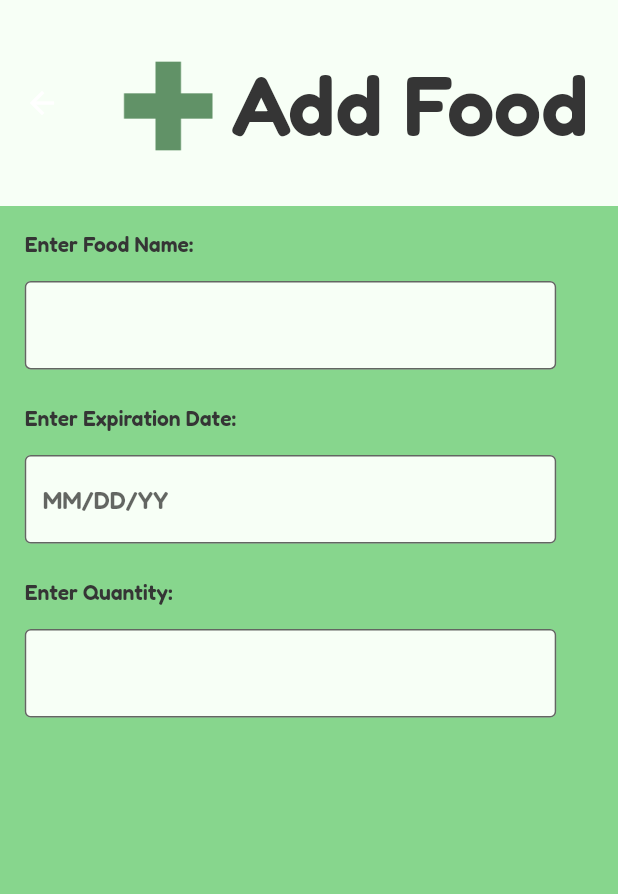
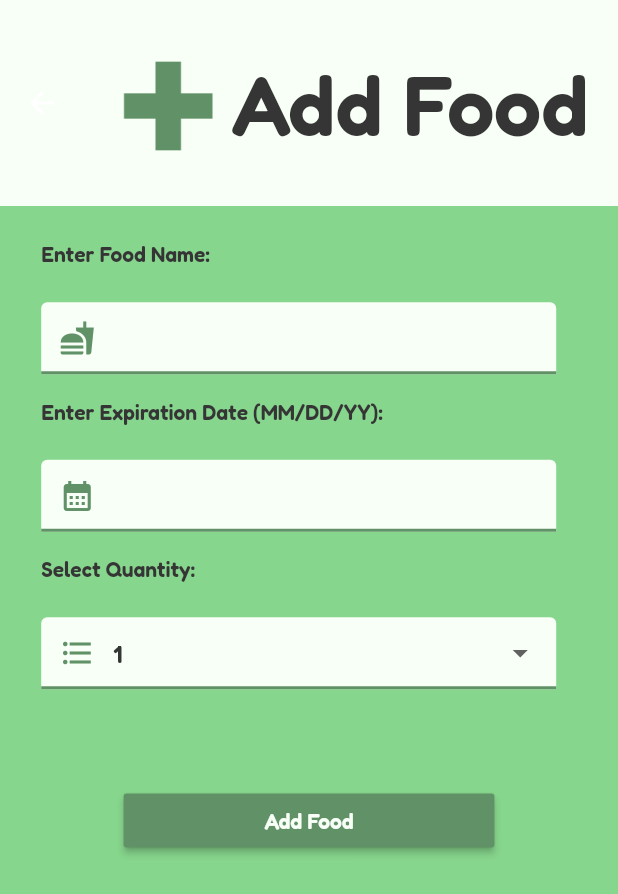
Before and after one commit to gitgudn00b/CSC-4330-Project, a Flutter app: the AddFood screen opened directly, on a phone screen of 412 x 824 dp. Shown: the top 894 px of the screen. Run offline on Flutter 3.47's test engine with Material 2 defaults, Android fonts, the light colour scheme and no system bars.

Commit message:
finished add food

```diff
--- a/lib/add_food/add_food.dart
+++ b/lib/add_food/add_food.dart
@@ -1,5 +1,6 @@
 import 'package:flutter/material.dart';
 import 'package:waste_protector/add_food/add_food_appbar.dart';
+import 'package:waste_protector/add_food/date_text_formatter.dart';
 
 class AddFood extends StatefulWidget {
   AddFood({super.key});
@@ -9,87 +10,211 @@ class AddFood extends StatefulWidget {
 }
 
 class _AddFoodState extends State<AddFood> {
+  final TextEditingController _foodNameController = TextEditingController();
+
+  final TextEditingController _expirationDateController =
+      TextEditingController();
+
+  final List<String> _labelTexts = [
+    "Enter Food Name:",
+    "Enter Food Name",
+    "Enter Expiration Date (MM/DD/YY):",
+    "Enter Expiration Date",
+    "Select Quantity:",
+    "Quantity",
+    "Submit",
+  ];
+
+  int _dropdownValue = 1;
+
+  String _foodName = "";
+  String _foodExpirationDate = "";
+  int _foodQuantity = 0;
+
+  final GlobalKey<FormFieldState> _foodItemKey = GlobalKey<FormFieldState>();
+
+  final GlobalKey<FormFieldState> _expirationDateKey =
+      GlobalKey<FormFieldState>();
+
+  void setFoodValues() {
+    _foodName = _foodNameController.text;
+    _foodExpirationDate = _expirationDateController.text;
+    _foodQuantity = _dropdownValue;
+  }
+
+  final List<int> daysInAMonth = [
+    0,
+    31,
+    28,
+    31,
+    30,
+    31,
+    30,
+    31,
+    31,
+    30,
+    31,
+    30,
+    31,
+    0
+  ]; //leap years are the bane of my existence
+
+  Widget _buildSubmitButton() => MaterialButton(
+      onPressed: () {
+        if (_foodItemKey.currentState!.validate() &&
+            _expirationDateKey.currentState!.validate()) {
+          setFoodValues();
+        }
+      },
+      color: const Color(0xFF619267),
+      child: const Text(
+        'Add Food',
+        style: TextStyle(color: Color(0xFFF7FFF6)),
+      ));
+
+  Widget _buildTextField(String textLabel) => TextFormField(
+      validator: (value) {
+        if (value == null) return "ERROR: Please enter the name of your item";
+        if (value.isEmpty) return "ERROR: Please enter the name of your item";
+        return null;
+      },
+      key: _foodItemKey,
+      controller: _foodNameController,
+      keyboardType: TextInputType.text,
+      cursorColor: const Color(0xFF619267),
+      decoration: const InputDecoration(
+          focusedBorder: OutlineInputBorder(
+              borderSide: BorderSide(color: Color(0xFF619267), width: 2.0)),
+          enabledBorder: UnderlineInputBorder(
+              borderSide: BorderSide(color: Color(0xFF619267), width: 2.0)),
+          errorBorder: OutlineInputBorder(
+              borderSide: BorderSide(color: Color(0xFF619267), width: 2.0)),
+          prefixIcon: Icon(Icons.fastfood),
+          prefixIconColor: Color(0xFF619267),
+          focusColor: Color(0xFF619267),
+          fillColor: Color(0xFFF7FFF6),
+          filled: true,
+          errorStyle: TextStyle(color: Color(0xFF353535))));
+
+  Widget _buildDateField(String textLabel) => TextFormField(
+      inputFormatters: [DateTextFormatter()],
+      key: _expirationDateKey,
+      validator: (value) {
+        if (value == null || value.isEmpty) {
+          return "ERROR: Please enter an expiration date for your item";
+        } else {
+          if (value.length != 8) {
+            return "ERROR: Please enter a valid date";
+          } else {
+            int month = int.parse(value.substring(0, 2));
+            int day = int.parse(value.substring(3, 5));
+
+            if (month > 12 || day > daysInAMonth[month]) {
+              return "ERROR: Please enter a valid date";
+            }
+          }
+          return null;
+        }
+      },
+      controller: _expirationDateController,
+      keyboardType: TextInputType.datetime,
+      cursorColor: const Color(0xFF619267),
+      decoration: const InputDecoration(
+          focusedBorder: OutlineInputBorder(
+              borderSide: BorderSide(color: Color(0xFF619267), width: 2.0)),
+          enabledBorder: UnderlineInputBorder(
+              borderSide: BorderSide(color: Color(0xFF619267), width: 2.0)),
+          errorBorder: OutlineInputBorder(
+              borderSide: BorderSide(color: Color(0xFF619267), width: 2.0)),
+          prefixIcon: Icon(Icons.calendar_month),
+          prefixIconColor: Color(0xFF619267),
+          focusColor: Color(0xFF619267),
+          fillColor: Color(0xFFF7FFF6),
+          filled: true,
+          errorStyle: TextStyle(color: Color(0xFF353535))));
+
+  Widget _buildDropdownField() => DropdownButtonFormField(
+        value: _dropdownValue,
+        decoration: const InputDecoration(
+            focusedBorder: UnderlineInputBorder(
+                borderSide: BorderSide(color: Color(0xFF619267), width: 2.0)),
+            enabledBorder: UnderlineInputBorder(
+                borderSide: BorderSide(color: Color(0xFF619267), width: 2.0)),
+            prefixIcon: Icon(Icons.format_list_bulleted),
+            prefixIconColor: Color(0xFF619267),
+            focusColor: Color(0xFF619267),
+            fillColor: Color(0xFFF7FFF6),
+            filled: true),
+        onChanged: (int? value) {
+          setState(() {
+            _dropdownValue = value!;
+          });
+        },
+        items: const [
+          DropdownMenuItem(value: 1, child: Text('1')),
+          DropdownMenuItem(value: 2, child: Text('2')),
+          DropdownMenuItem(value: 3, child: Text('3')),
+          DropdownMenuItem(value: 4, child: Text('4')),
+          DropdownMenuItem(value: 5, child: Text('5'))
+        ],
+      );
+
+  Padding _buildPaddedForm(String labelText, double topPadding,
+      double bottomPadding, double leftPadding, double rightPadding) {
+    if (labelText == "Quantity") {
+      return Padding(
+          padding: EdgeInsets.only(
+              bottom: bottomPadding, left: leftPadding, right: rightPadding),
+          child: _buildDropdownField());
+    } else if (labelText == "Enter Food Name") {
+      return Padding(
+          padding: EdgeInsets.only(
+              bottom: bottomPadding, left: leftPadding, right: rightPadding),
+          child: _buildTextField(labelText));
+    } else if (labelText == "Enter Expiration Date") {
+      return Padding(
+          padding: EdgeInsets.only(
+              bottom: bottomPadding, left: leftPadding, right: rightPadding),
+          child: _buildDateField(labelText));
+    } else if (labelText == "Submit") {
+      return Padding(
+          padding: EdgeInsets.only(
+              top: topPadding * 2,
+              bottom: bottomPadding,
+              left: rightPadding * 2,
+              right: rightPadding * 2),
+          child: _buildSubmitButton());
+    } else if (labelText == "Enter Food Name:") {
+      return Padding(
+          padding: EdgeInsets.only(
+              top: topPadding,
+              bottom: topPadding,
+              left: leftPadding,
+              right: rightPadding),
+          child: Text(labelText));
+    }
+    return Padding(
+        padding: EdgeInsets.only(
+            bottom: topPadding, left: leftPadding, right: rightPadding),
+        child: Text(labelText));
+  }
+
   @override
   Widget build(BuildContext context) {
     var height = MediaQuery.of(context).size.height;
 
     var width = MediaQuery.of(context).size.width;
 
-    Padding foodName2 = Padding(
-      padding: EdgeInsets.only(bottom: height / 35),
-      child: TextFormField(
-        decoration: const InputDecoration(
-          filled: true,
-          fillColor: Color(0xFFF7FFF6),
-          border: OutlineInputBorder(
-            borderSide: BorderSide(color: Color(0xFF353535), width: 4.0),
-          ),
-        ),
-      ),
-    );
-
-    Padding expirationDate = Padding(
-      padding: EdgeInsets.only(bottom: height / 35),
-      child: TextFormField(
-        decoration: const InputDecoration(
-          filled: true,
-          fillColor: Color(0xFFF7FFF6),
-          hintText: 'MM/DD/YY',
-          border: OutlineInputBorder(
-            borderSide: BorderSide(color: Color(0xFF353535), width: 4.0),
-          ),
-        ),
-      ),
-    );
-
-    Padding quantity = Padding(
-      padding: EdgeInsets.only(bottom: height / 35),
-      child: TextFormField(
-        decoration: const InputDecoration(
-          filled: true,
-          fillColor: Color(0xFFF7FFF6),
-          border: OutlineInputBorder(
-            borderSide: BorderSide(color: Color(0xFF353535), width: 4.0),
-          ),
-        ),
-      ),
-    );
-
-    Padding foodNameText = Padding(
-      padding: EdgeInsets.only(bottom: height / 50),
-      child: const Text('Enter Food Name:',
-          style: TextStyle(color: Color(0xFF353535), fontSize: 14)),
-    );
-
-    Padding expirationText = Padding(
-      padding: EdgeInsets.only(bottom: height / 50),
-      child: const Text('Enter Expiration Date:',
-          style: TextStyle(color: Color(0xFF353535), fontSize: 14)),
-    );
-
-    Padding quantityText = Padding(
-      padding: EdgeInsets.only(bottom: height / 50),
-      child: const Text('Enter Quantity:',
-          style: TextStyle(color: Color(0xFF353535), fontSize: 14)),
-    );
-
     return Scaffold(
+        backgroundColor: const Color(0xFF87D68D),
         appBar: PreferredSize(
             preferredSize: Size.fromHeight(height / 6), child: AddFoodAppBar()),
         body: Container(
-            padding: EdgeInsets.only(
-                left: width / 25, right: width / 10, top: height / 50),
-            color: const Color(0xFF87D68D),
-            child: Column(
-                mainAxisAlignment: MainAxisAlignment.start,
-                crossAxisAlignment: CrossAxisAlignment.stretch,
-                children: [
-                  foodNameText,
-                  foodName2,
-                  expirationText,
-                  expirationDate,
-                  quantityText,
-                  quantity
-                ])));
+            child: ListView.builder(
+                itemCount: _labelTexts.length,
+                itemBuilder: (BuildContext context, int index) {
+                  return _buildPaddedForm(_labelTexts[index], height / 35,
+                      height / 50, width / 15, width / 10);
+                })));
   }
 }
--- /dev/null
+++ b/lib/add_food/date_text_formatter.dart
@@ -0,0 +1,32 @@
+import 'dart:math';
+import 'package:flutter/material.dart';
+import 'package:flutter/services.dart';
+
+class DateTextFormatter extends TextInputFormatter {
+  static const _maxChars = 8;
+
+  @override
+  TextEditingValue formatEditUpdate(
+      TextEditingValue oldValue, TextEditingValue newValue) {
+    var text = _format(newValue.text, '/');
+    return newValue.copyWith(text: text, selection: updateCursorPosition(text));
+  }
+
+  String _format(String value, String seperator) {
+    value = value.replaceAll(seperator, '');
+    var newString = '';
+
+    for (int i = 0; i < min(value.length, _maxChars); i++) {
+      newString += value[i];
+      if ((i == 1 || i == 3) && i != value.length - 1) {
+        newString += seperator;
+      }
+    }
+
+    return newString;
+  }
+
+  TextSelection updateCursorPosition(String text) {
+    return TextSelection.fromPosition(TextPosition(offset: text.length));
+  }
+}
--- a/lib/pantry/pantry_appbar.dart
+++ b/lib/pantry/pantry_appbar.dart
@@ -1,6 +1,5 @@
 import 'package:flutter/material.dart';
 import 'package:waste_protector/settings/settings.dart';
-import 'package:waste_protector/settings/settings_appbar.dart';
 
 class PantryAppBar extends AppBar {
   PantryAppBar({super.key});
--- a/lib/waste_protector.dart
+++ b/lib/waste_protector.dart
@@ -65,8 +65,14 @@ class _WasteProtectorState extends State<WasteProtector> {
         child: MaterialApp(
             debugShowCheckedModeBanner: false,
             theme: ThemeData(
-                textTheme:
-                    Theme.of(context).textTheme.apply(fontFamily: 'Fredoka')),
+                //textSelectionTheme: const TextSelectionThemeData(
+                //selectionColor: Color(0xFF619267)),
+                textTheme: Theme.of(context).textTheme.apply(
+                      fontFamily: 'Fredoka',
+                      bodyColor: Color(0xFF353535),
+                      displayColor: Color(0xFF353535),
+                      decorationColor: Color(0xFF353535),
+                    )),
             home: WillPopScope(
               onWillPop: () async {
                 final isFirstRouteInCurrentPage =
```
Also changed, not shown: 1 other file.
